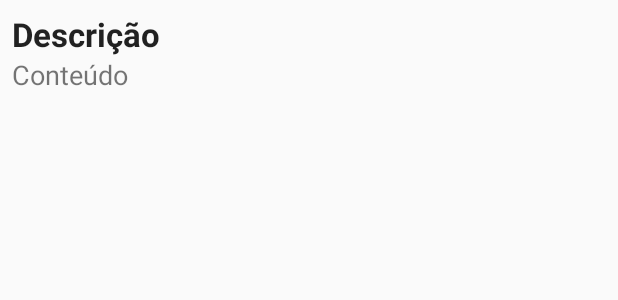
After one commit to MTevangelista/AssessmentDJA, an Android app: the layout recycle_layout_tarefa.xml on its own in the app's theme, with its tools: preview values and no code run, on a phone screen of 412 x 824 dp. The commit adds this screen. Shown: the top 300 px of the screen. Run offline under Robolectric (Android 15) with nearby library versions, the phone set to English and light mode, and no system bars.

Commit message:
Cria o Adapter da RecycleView

```diff
--- a/app/build.gradle
+++ b/app/build.gradle
@@ -44,4 +44,5 @@ dependencies {
     // Retrofit
     implementation 'com.squareup.retrofit2:retrofit:2.8.1'
     implementation 'com.squareup.retrofit2:converter-gson:2.8.1'
+    implementation 'androidx.recyclerview:recyclerview:1.0.0'
 }
--- a/app/src/main/java/br/projeto/assessmentdja/MainActivity.kt
+++ b/app/src/main/java/br/projeto/assessmentdja/MainActivity.kt
@@ -30,7 +30,7 @@ class MainActivity : AppCompatActivity(), View.OnClickListener {
         login_button.registerCallback(mCallbackManager, object : FacebookCallback<LoginResult> {
             override fun onSuccess(loginResult: LoginResult) {
                 handleFacebookAccessToken(loginResult.accessToken)
-                startActivity(Intent(baseContext, PrincipalActivity::class.java))
+//                startActivity(Intent(baseContext, PrincipalActivity::class.java))
             }
 
             override fun onCancel() {}
@@ -60,6 +60,7 @@ class MainActivity : AppCompatActivity(), View.OnClickListener {
             .addOnCompleteListener(this) { task ->
                 if (task.isSuccessful) {
                     val user = mAuth.currentUser
+                    startActivity(Intent(baseContext, PrincipalActivity::class.java))
                 } else {
                     showToast("Autenticação falhou")
                 }
--- /dev/null
+++ b/app/src/main/res/layout/recycle_layout_tarefa.xml
@@ -0,0 +1,28 @@
+<?xml version="1.0" encoding="utf-8"?>
+<androidx.constraintlayout.widget.ConstraintLayout xmlns:android="http://schemas.android.com/apk/res/android"
+    xmlns:app="http://schemas.android.com/apk/res-auto"
+    xmlns:tools="http://schemas.android.com/tools"
+    android:layout_width="match_parent"
+    android:layout_height="match_parent">
+
+    <TextView
+        android:id="@+id/textView7"
+        android:layout_width="wrap_content"
+        android:layout_height="wrap_content"
+        android:layout_marginStart="8dp"
+        android:layout_marginTop="8dp"
+        android:text="Descrição"
+        android:textAppearance="@style/TextAppearance.AppCompat.Large"
+        android:textStyle="bold"
+        app:layout_constraintStart_toStartOf="parent"
+        app:layout_constraintTop_toTopOf="parent" />
+
+    <TextView
+        android:id="@+id/textView_descricao"
+        android:layout_width="wrap_content"
+        android:layout_height="wrap_content"
+        android:text="Conteúdo"
+        android:textSize="18sp"
+        app:layout_constraintStart_toStartOf="@+id/textView7"
+        app:layout_constraintTop_toBottomOf="@+id/textView7" />
+</androidx.constraintlayout.widget.ConstraintLayout>
```
Also changed, not shown: app/src/main/java/br/projeto/assessmentdja/TarefasRecycleAdapter.kt (added, +30 -0 lines).
